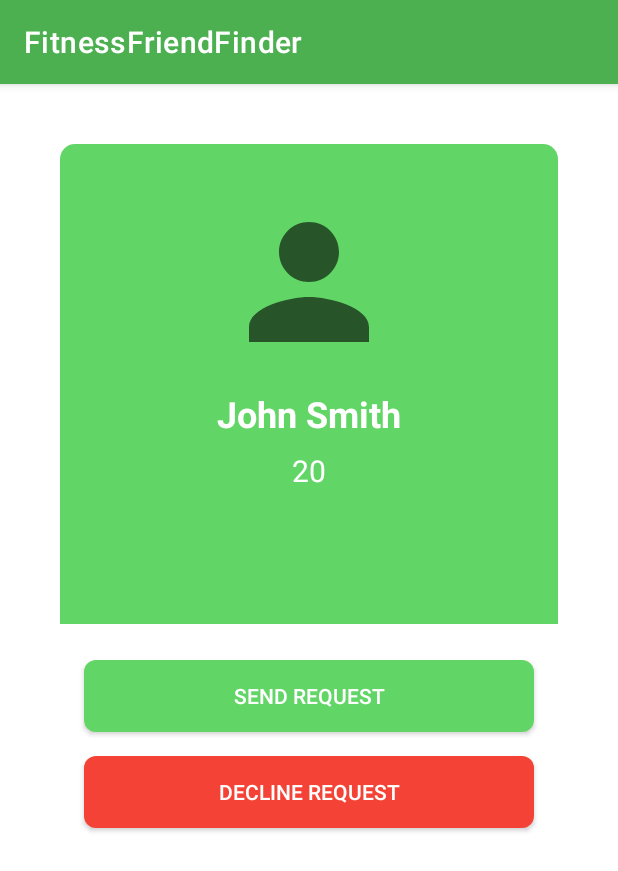
After one commit to ajuarez3/GymBuddyv2, an Android app: the ViewFriendActivity screen opened directly, with no data from a screen before it, on a phone screen of 412 x 824 dp. The commit adds this screen. Shown: the top 871 px of the screen. Run offline under Robolectric (Android 15) with nearby library versions, the phone set to English and light mode, and no system bars; our stand-ins replace CircleImageView.

Commit message:
12/9 add friend

```diff
--- a/app/src/main/java/com/example/gymbudd/LoginActivity.java
+++ b/app/src/main/java/com/example/gymbudd/LoginActivity.java
@@ -26,7 +26,7 @@ public class LoginActivity extends AppCompatActivity {
     @Override
     protected void onStart() {
         super.onStart();
-        //mAuth.signOut();
+        mAuth.signOut();
         if (mAuth.getCurrentUser() != null) {
             Intent intent = new Intent(LoginActivity.this, ProfileActivity.class);
             startActivity(intent);
--- a/app/src/main/java/com/example/gymbudd/QuestionnaireActivity.java
+++ b/app/src/main/java/com/example/gymbudd/QuestionnaireActivity.java
@@ -166,7 +166,7 @@ public class QuestionnaireActivity extends AppCompatActivity {
                         Log.d("Test", e.toString());
                     }
                 });
-                Intent nextT = new Intent(QuestionnaireActivity.this, Workouts.class);
+                Intent nextT = new Intent(QuestionnaireActivity.this, ProfileActivity.class);
                 startActivity(nextT);
             }
         });
--- /dev/null
+++ b/app/src/main/java/com/example/gymbudd/ViewFriendActivity.java
@@ -0,0 +1,14 @@
+package com.example.gymbudd;
+
+import androidx.appcompat.app.AppCompatActivity;
+
+import android.os.Bundle;
+
+public class ViewFriendActivity extends AppCompatActivity {
+
+    @Override
+    protected void onCreate(Bundle savedInstanceState) {
+        super.onCreate(savedInstanceState);
+        setContentView(R.layout.activity_view_friend);
+    }
+}
--- /dev/null
+++ b/app/src/main/res/drawable/btn_decline.xml
@@ -0,0 +1,9 @@
+<?xml version="1.0" encoding="utf-8"?>
+<selector xmlns:android="http://schemas.android.com/apk/res/android">
+<item>
+    <shape>
+        <solid android:color="@color/colorRed"/>
+        <corners android:radius="8dp"/>
+    </shape>
+</item>
+</selector>
--- /dev/null
+++ b/app/src/main/res/drawable/btn_perform.xml
@@ -0,0 +1,10 @@
+<?xml version="1.0" encoding="utf-8"?>
+<selector xmlns:android="http://schemas.android.com/apk/res/android">
+<item>
+    <shape>
+        <solid android:color="@color/gradStart"/>
+        <corners android:radius="8dp"/>
+    </shape>
+</item>
+
+</selector>
--- /dev/null
+++ b/app/src/main/res/layout/activity_view_friend.xml
@@ -0,0 +1,103 @@
+<?xml version="1.0" encoding="utf-8"?>
+<androidx.constraintlayout.widget.ConstraintLayout xmlns:android="http://schemas.android.com/apk/res/android"
+    xmlns:app="http://schemas.android.com/apk/res-auto"
+    xmlns:tools="http://schemas.android.com/tools"
+    android:layout_width="match_parent"
+    android:layout_height="match_parent"
+    tools:context=".ViewFriendActivity">
+
+    <androidx.cardview.widget.CardView
+        android:id="@+id/cardView2"
+        android:layout_width="0dp"
+        android:layout_height="0dp"
+        android:layout_margin="40dp"
+        android:layout_marginStart="40dp"
+        android:layout_marginTop="40dp"
+        android:layout_marginEnd="40dp"
+        android:layout_marginBottom="40dp"
+        app:cardCornerRadius="10dp"
+        app:layout_constraintBottom_toBottomOf="parent"
+        app:layout_constraintEnd_toEndOf="parent"
+        app:layout_constraintStart_toStartOf="parent"
+        app:layout_constraintTop_toTopOf="parent">
+
+        <androidx.constraintlayout.widget.ConstraintLayout
+            android:layout_width="match_parent"
+            android:layout_height="match_parent">
+
+            <View
+                android:id="@+id/view3"
+                android:layout_width="match_parent"
+                android:layout_height="320dp"
+                android:background="@color/gradStart"
+                app:layout_constraintEnd_toEndOf="parent"
+                app:layout_constraintStart_toStartOf="parent"
+                app:layout_constraintTop_toTopOf="parent" />
+
+            <de.hdodenhof.circleimageview.CircleImageView
+                android:id="@+id/profileImage"
+                android:layout_width="120dp"
+                android:layout_height="120dp"
+                android:layout_marginTop="32dp"
+                android:src="@drawable/person_view"
+                app:layout_constraintEnd_toEndOf="parent"
+                app:layout_constraintStart_toStartOf="parent"
+                app:layout_constraintTop_toTopOf="parent" />
+
+            <TextView
+                android:id="@+id/username2"
+                android:layout_width="wrap_content"
+                android:layout_height="wrap_content"
+                android:layout_marginTop="11dp"
+                android:text="John Smith"
+                android:textColor="@color/white"
+                android:textSize="24sp"
+                android:textStyle="bold"
+                app:layout_constraintEnd_toEndOf="parent"
+                app:layout_constraintStart_toStartOf="@+id/view3"
+                app:layout_constraintTop_toBottomOf="@+id/profileImage" />
+
+            <TextView
+                android:id="@+id/UserAge"
+                android:layout_width="wrap_content"
+                android:layout_height="wrap_content"
+                android:layout_marginTop="8dp"
+                android:text="20"
+                android:textColor="@color/white"
+                android:textSize="20sp"
+                app:layout_constraintEnd_toEndOf="parent"
+                app:layout_constraintStart_toStartOf="parent"
+                app:layout_constraintTop_toBottomOf="@+id/username2" />
+
+            <androidx.appcompat.widget.AppCompatButton
+                android:id="@+id/btnPerform"
+                android:layout_width="0dp"
+                android:layout_height="wrap_content"
+                android:layout_marginStart="16dp"
+                android:layout_marginTop="24dp"
+                android:layout_marginEnd="16dp"
+                android:background="@drawable/btn_perform"
+                android:text="@string/button_send"
+                android:textColor="@color/white"
+                app:layout_constraintEnd_toEndOf="parent"
+                app:layout_constraintStart_toStartOf="parent"
+                app:layout_constraintTop_toBottomOf="@+id/view3" />
+
+            <androidx.appcompat.widget.AppCompatButton
+                android:id="@+id/btnDecline"
+                android:layout_width="0dp"
+                android:layout_height="wrap_content"
+                android:layout_marginStart="16dp"
+                android:layout_marginTop="16dp"
+                android:layout_marginEnd="16dp"
+                android:background="@drawable/btn_decline"
+                android:text="@string/buttonDeclineRequest"
+                android:textColor="@color/white"
+                app:layout_constraintEnd_toEndOf="parent"
+                app:layout_constraintStart_toStartOf="parent"
+                app:layout_constraintTop_toBottomOf="@+id/btnPerform" />
+
+        </androidx.constraintlayout.widget.ConstraintLayout>
+    </androidx.cardview.widget.CardView>
+
+</androidx.constraintlayout.widget.ConstraintLayout>
--- a/app/src/main/res/values/colors.xml
+++ b/app/src/main/res/values/colors.xml
@@ -24,5 +24,6 @@
     <color name="greentwo">#48F44F</color>
     <color name="followingBg">#49BEFF</color>
     <color name="grey">#E5E5E5</color>
+    <color name="colorRed">#F44336</color>
 
 </resources>
--- a/app/src/main/res/values/strings.xml
+++ b/app/src/main/res/values/strings.xml
@@ -130,4 +130,8 @@
     <string name="action_settings">Settings</string>
     <string name="username">Username</string>
     <string name="hint_username">Usernameinput</string>
+    <string name="title_activity_view_friends">view_friends_activity</string>
+    <string name="buttonDecline">Decline</string>
+    <string name="button_send">Send Request</string>
+    <string name="buttonDeclineRequest">Decline Request</string>
 </resources>
```
Also changed, not shown: app/src/main/AndroidManifest.xml (+6 -3 lines), app/src/main/java/com/example/gymbudd/ui/main/FirstFragment.java (added, +47 -0 lines), app/src/main/java/com/example/gymbudd/ui/main/SecondFragment.java (added, +47 -0 lines), app/src/main/res/layout/fragment_first.xml (added, +28 -0 lines), app/src/main/res/layout/fragment_second.xml (added, +27 -0 lines), app/src/main/res/navigation/nav_graph2.xml (added, +28 -0 lines).
